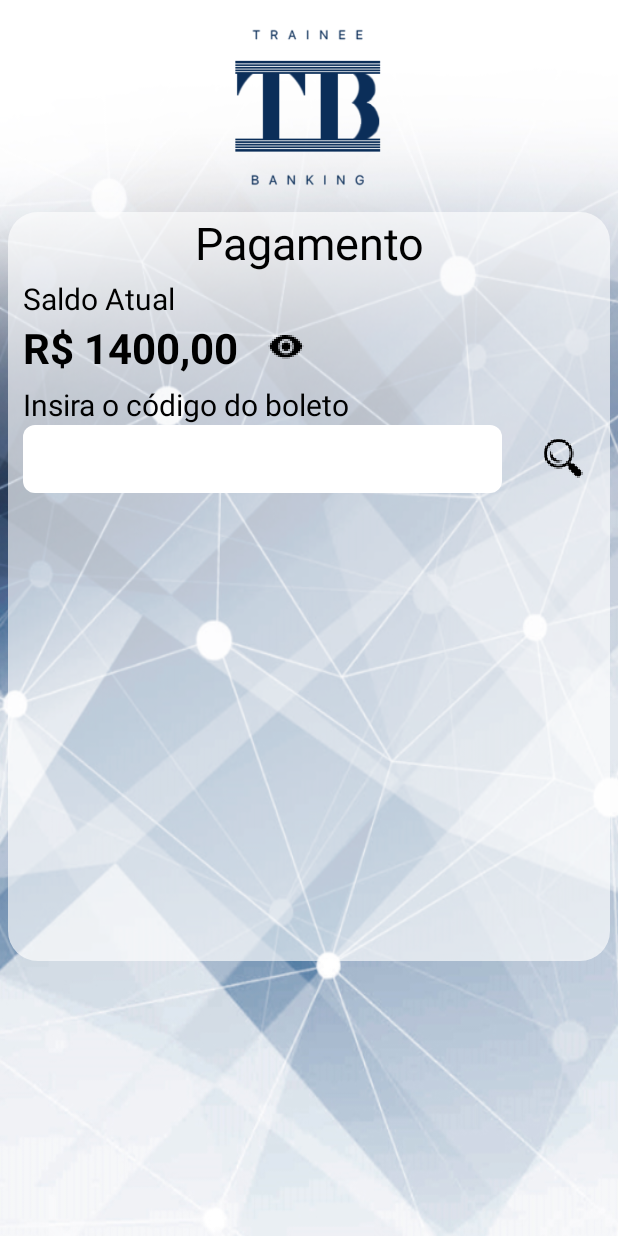
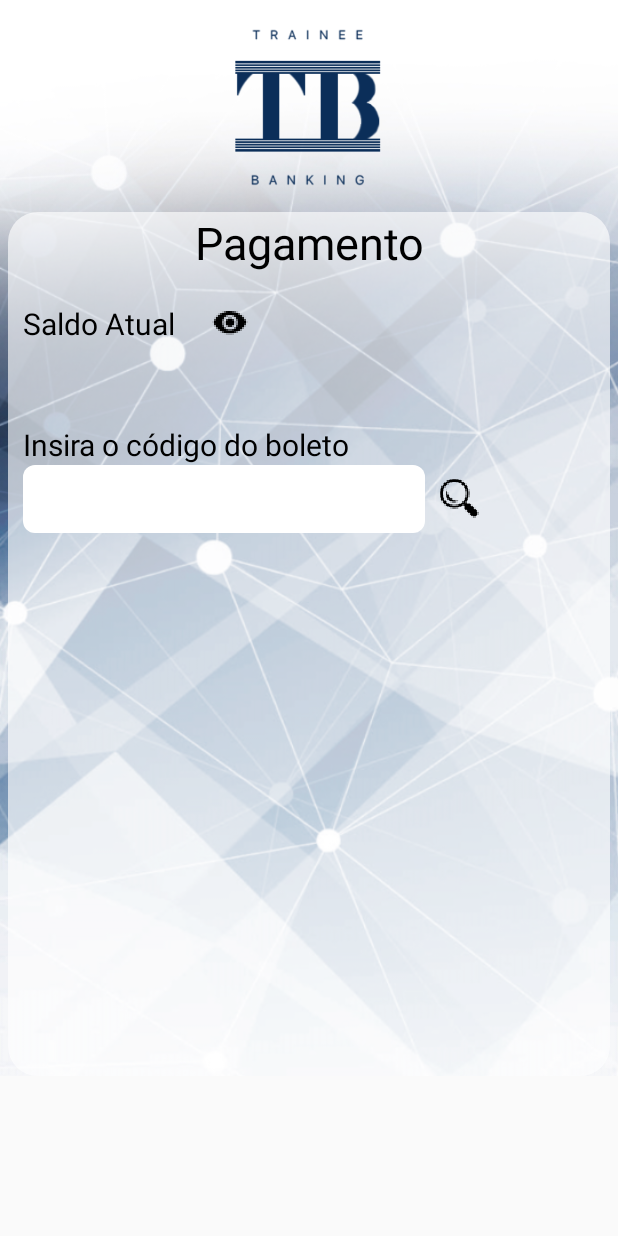
Before and after one commit to crllm/AppTB, an Android app: the ViewPagamento screen opened directly, with no data from a screen before it, on a phone screen of 412 x 824 dp. Run offline under Robolectric (Android 15) with nearby library versions, the phone set to English and light mode, and no system bars; 1 statement that could not run was skipped.

Commit message:
Update tela de pagamento.

```diff
--- a/app/src/main/java/com/example/tb/traineebanking/Activity/ViewHome.java
+++ b/app/src/main/java/com/example/tb/traineebanking/Activity/ViewHome.java
@@ -76,7 +76,7 @@ public class ViewHome extends AppCompatActivity {
         @Override
         public void onClick(View v) {
             if(i == 0){
-                Valor.setText(String.valueOf(("R$ ") + (ServiceGenerator.CONTA.saldo)));
+                Valor.setText(String.format(("R$ ") + "%.2f", ServiceGenerator.CONTA.saldo));
                 i=1;}
             else
             if(i == 1){
--- a/app/src/main/res/drawable/buttonazul_border.xml
+++ b/app/src/main/res/drawable/buttonazul_border.xml
@@ -3,7 +3,7 @@
     android:padding="10dp"
     android:shape="rectangle">
 
-    <solid android:color="@color/azulescuro" />
+    <solid android:color="@color/azul" />
 
     <corners
         android:radius="8dp"/>
--- a/app/src/main/res/layout/activity_view_pagamento.xml
+++ b/app/src/main/res/layout/activity_view_pagamento.xml
@@ -2,7 +2,7 @@
 <LinearLayout xmlns:android="http://schemas.android.com/apk/res/android"
     xmlns:tools="http://schemas.android.com/tools"
     android:layout_width="match_parent"
-    android:layout_height="match_parent"
+    android:layout_height="wrap_content"
     android:background="@drawable/background_apk"
     android:orientation="vertical"
     tools:context=".Activity.ViewPagamento">
@@ -42,37 +42,42 @@
                     android:textSize="30sp"
                     android:textStyle="bold" />
 
-                <TextView
+                <LinearLayout
                     android:layout_width="match_parent"
                     android:layout_height="wrap_content"
                     android:layout_marginLeft="10dp"
-                    android:layout_marginTop="3dp"
-                    android:text="Saldo Atual "
-                    android:textColor="@color/black"
-                    android:textSize="20sp" />
-
-                <LinearLayout
-                    android:layout_width="match_parent"
-                    android:layout_height="wrap_content"
+                    android:layout_marginTop="20dp"
                     android:orientation="horizontal">
 
                     <TextView
-                        android:id="@+id/lblSaldo"
                         android:layout_width="wrap_content"
                         android:layout_height="wrap_content"
-                        android:layout_marginLeft="10dp"
-                        android:text="R$ 1400,00"
+                        android:text="Saldo Atual "
                         android:textColor="@color/black"
-                        android:textSize="28sp"
-                        android:textStyle="bold" />
+                        android:textSize="20sp" />
 
                     <ImageView
+                        android:id="@+id/btnExibirSaldo"
                         android:layout_width="wrap_content"
                         android:layout_height="wrap_content"
                         android:layout_gravity="center_vertical"
                         android:layout_marginLeft="20dp"
                         android:src="@drawable/round_visibility_black_18dp" />
                 </LinearLayout>
+
+
+                <TextView
+                    android:id="@+id/lblSaldo"
+                    android:layout_width="wrap_content"
+                    android:layout_height="wrap_content"
+                    android:layout_marginLeft="10dp"
+                    android:text="R$ 1400,00"
+                    android:textColor="@color/black"
+                    android:textSize="28sp"
+                    android:textStyle="bold"
+                    android:layout_marginBottom="10dp"
+                    android:visibility="invisible" />
+
 
                 <TextView
                     android:layout_width="match_parent"
@@ -87,19 +92,20 @@
                     android:layout_width="match_parent"
                     android:layout_height="wrap_content"
                     android:orientation="horizontal"
-                    android:weightSum="100">
+                    android:weightSum="100"
+                    android:layout_marginLeft="10dp">
 
                     <EditText
                         android:id="@+id/txtCodigo"
-                        android:layout_width="wrap_content"
+                        android:layout_width="match_parent"
                         android:layout_height="45dp"
-                        android:layout_marginLeft="10dp"
+                        android:layout_weight="90"
                         android:layout_marginRight="10dp"
-                        android:layout_weight="90"
                         android:background="@drawable/textbox_border"
                         android:inputType="number"
+                        android:maxLines="1"
+                        android:maxLength="5"
                         android:textAlignment="center"
-                        android:maxLines="1"
                         android:textColorHint="@color/black"
                         android:textSize="20dp" />
 
@@ -107,8 +113,8 @@
                         android:id="@+id/btnPesquisar"
                         android:layout_width="wrap_content"
                         android:layout_height="wrap_content"
+                        android:layout_marginRight="100dp"
                         android:layout_gravity="center_vertical"
-                        android:layout_weight="10"
                         android:src="@drawable/icone_pesquisar" />
                 </LinearLayout>
 
@@ -118,7 +124,7 @@
                     android:layout_height="wrap_content"
                     android:layout_marginLeft="10dp"
                     android:layout_marginTop="5dp"
-                    android:text="Data de Validade"
+                    android:text="Data de vencimento"
                     android:textColor="@color/black"
                     android:textSize="20sp"
                     android:visibility="invisible" />
@@ -129,6 +135,7 @@
                     android:layout_height="45dp"
                     android:layout_marginLeft="10dp"
                     android:layout_marginRight="10dp"
+                    android:textAlignment="center"
                     android:background="@drawable/textbox_border"
                     android:enabled="false"
                     android:textColorHint="@color/black"
@@ -141,7 +148,7 @@
                     android:layout_height="wrap_content"
                     android:layout_marginLeft="10dp"
                     android:layout_marginTop="5dp"
-                    android:text="Valor do Boleto"
+                    android:text="Valor do boleto"
                     android:textColor="@color/black"
                     android:textSize="20sp"
                     android:visibility="invisible" />
@@ -154,6 +161,7 @@
                     android:layout_marginRight="10dp"
                     android:background="@drawable/textbox_border"
                     android:enabled="false"
+                    android:textAlignment="center"
                     android:textColorHint="@color/black"
                     android:textSize="20dp"
                     android:visibility="invisible" />
@@ -164,32 +172,35 @@
                     android:layout_height="wrap_content"
                     android:layout_marginLeft="10dp"
                     android:layout_marginTop="5dp"
-                    android:visibility="invisible"
                     android:text="Descrição"
                     android:textColor="@color/black"
-                    android:textSize="20sp" />
+                    android:textSize="20sp"
+                    android:visibility="invisible" />
 
                 <EditText
                     android:id="@+id/txtDescrição"
                     android:layout_width="match_parent"
                     android:layout_height="45dp"
-                    android:visibility="invisible"
                     android:layout_marginLeft="10dp"
                     android:layout_marginRight="10dp"
                     android:background="@drawable/textbox_border"
                     android:textColorHint="@color/black"
-                    android:textSize="20dp" />
+                    android:textSize="20dp"
+                    android:inputType="text"
+                    android:maxLines="1"
+                    android:maxLength="255"
+                    android:visibility="invisible" />
 
                 <LinearLayout
                     android:id="@+id/linearBotoes"
                     android:layout_width="match_parent"
                     android:layout_height="match_parent"
                     android:layout_marginLeft="25dp"
-                    android:layout_marginTop="10dp"
+                    android:layout_marginTop="40dp"
                     android:layout_marginRight="25dp"
-                    android:layout_marginBottom="20dp"
+                    android:layout_marginBottom="40dp"
+                    android:orientation="horizontal"
                     android:visibility="invisible"
-                    android:orientation="horizontal"
                     android:weightSum="100">
 
                     <Button
--- a/app/src/main/res/values/colors.xml
+++ b/app/src/main/res/values/colors.xml
@@ -7,7 +7,7 @@
     <color name="black">#000000</color>
     <color name="azulendereco">#A50B3E80</color>
     <color name="white">#FFFFFF</color>
-    <color name="azulescuro">#007bff</color>
+    <color name="azul">#007bff</color>
     <color name="vermelho">#DC3545</color>
 
 </resources>
```
Also changed, not shown: app/src/main/java/com/example/tb/traineebanking/Activity/ViewLogin.java (+4 -4 lines), app/src/main/java/com/example/tb/traineebanking/Activity/ViewPagamento.java (+15 -0 lines), app/src/main/res/layout/activity_view_home.xml (+73 -48 lines).
